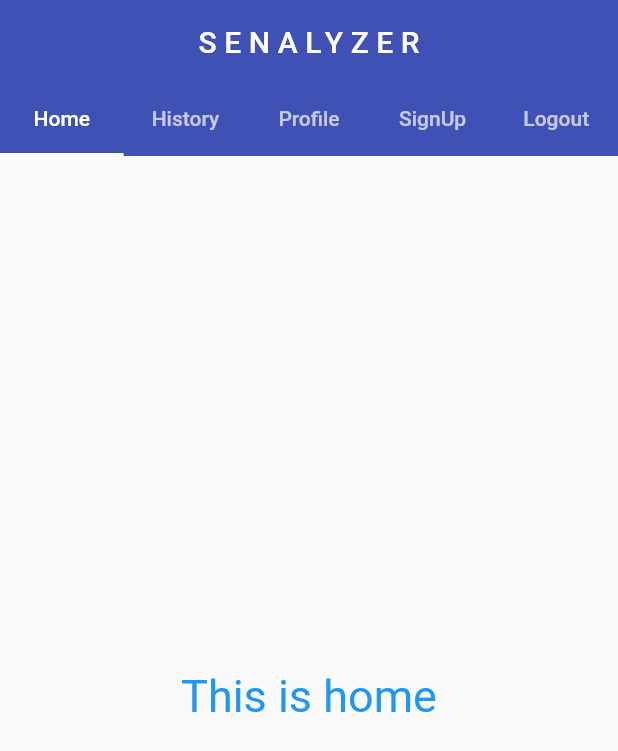
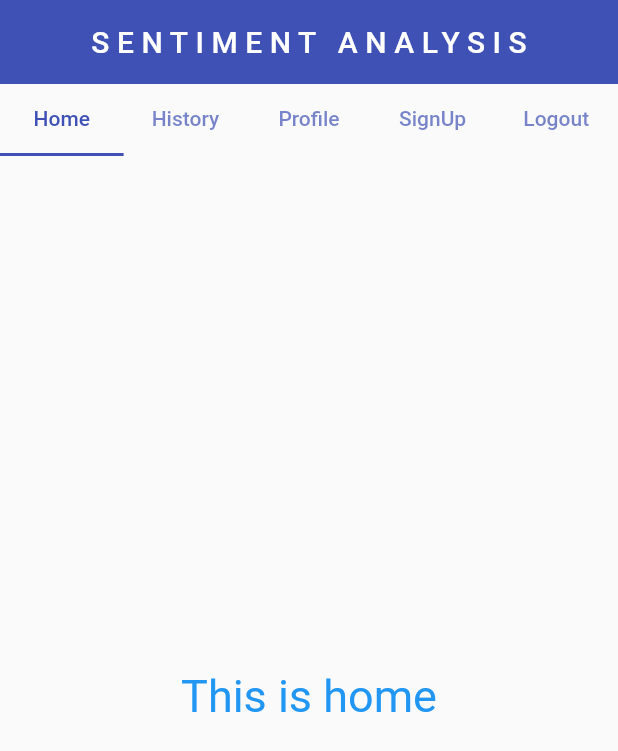
Before and after one commit to KhornSokheng/customer-feedback-analysis, a Flutter app: the screen it shows after launch, on a phone screen of 412 x 824 dp. Shown: the top 751 px of the screen. Run offline on Flutter 3.47's test engine with Material 2 defaults, Android fonts, the phone set to English and light mode, and no system bars.

Commit message:
move tab bar into body of scaffold

```diff
--- a/lib/pages/launcher/launcher.dart
+++ b/lib/pages/launcher/launcher.dart
@@ -38,12 +38,14 @@ class _LauncherState extends State<Launcher> with SingleTickerProviderStateMixin
   Widget build(BuildContext context) {
     return Scaffold(
       appBar: AppBar(
-        title: Text("SENALYZER",
+        title: Text(
+          "SENTIMENT ANALYSIS",
           style: TextStyle(
             letterSpacing: 5
           ),
         ),
         centerTitle: true,
+        elevation: 0,
         // leading: IconButton(
         //   icon: Icon(Icons.menu),
         //   onPressed: () {  },
@@ -52,9 +54,29 @@ class _LauncherState extends State<Launcher> with SingleTickerProviderStateMixin
         //   IconButton(onPressed: (){}, icon: Icon(Icons.notifications)),
         //   IconButton(onPressed: (){}, icon: Icon(Icons.search)),
         // ],
-        // backgroundColor: Colors.indigoAccent,
-        elevation: 0,
-        bottom: TabBar(
+        // backgroundColor: Colors.white,
+
+        // bottom: TabBar(
+        //   labelColor: Colors.black,
+        //   automaticIndicatorColorAdjustment: true,
+        //   // indicatorWeight: 3,
+        //   // isScrollable: true,
+        //   controller: controller,
+        //   tabs: [
+        //     Tab(text: "Home",),
+        //     Tab(text: "History",),
+        //     Tab(text: "Profile",),
+        //     Tab(text: "SignUp",),
+        //     Tab(text: "Logout",),
+        //   ],
+        //
+        // ),
+      ),
+      body: Column(
+        children: [
+          TabBar(
+            labelColor: Colors.indigo,
+            automaticIndicatorColorAdjustment: true,
             // indicatorWeight: 3,
             // isScrollable: true,
             controller: controller,
@@ -67,8 +89,8 @@ class _LauncherState extends State<Launcher> with SingleTickerProviderStateMixin
             ],
 
           ),
-      ),
-      body: TabBarView(
+          Expanded(
+            child: TabBarView(
               controller: controller,
               children: [
                 Home(),
@@ -78,6 +100,9 @@ class _LauncherState extends State<Launcher> with SingleTickerProviderStateMixin
                 Logout()
               ],
             ),
+          ),
+        ],
+      ),
     );
   }
 }
```
Lines whose indentation alone changed are shown as unchanged.
